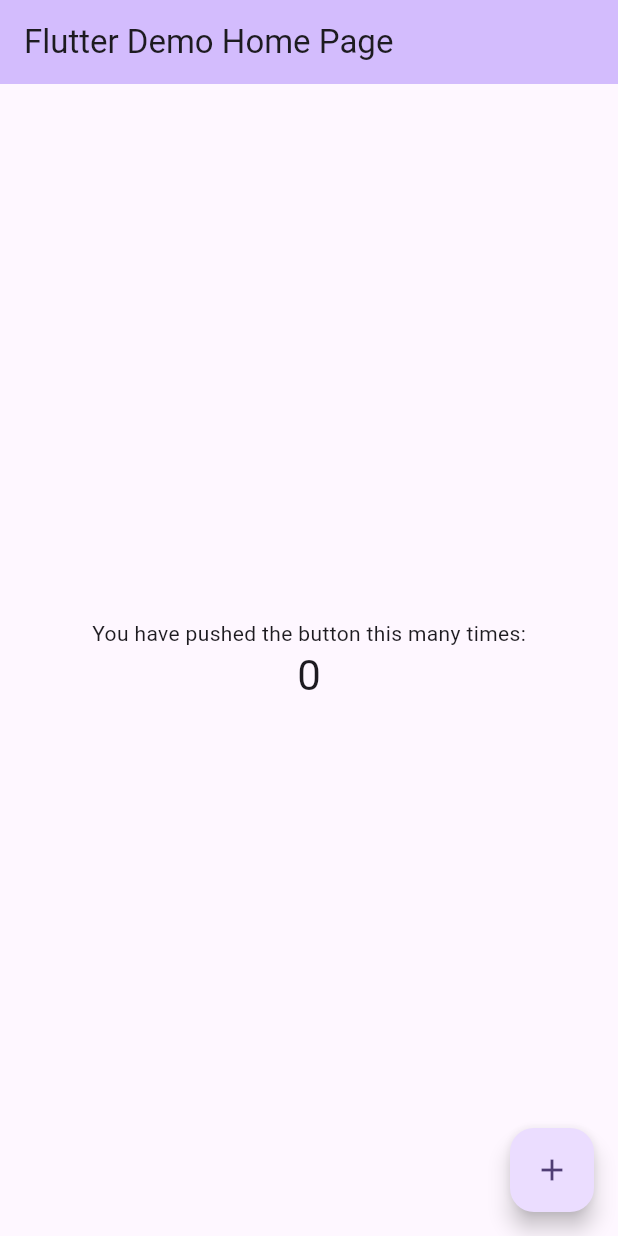
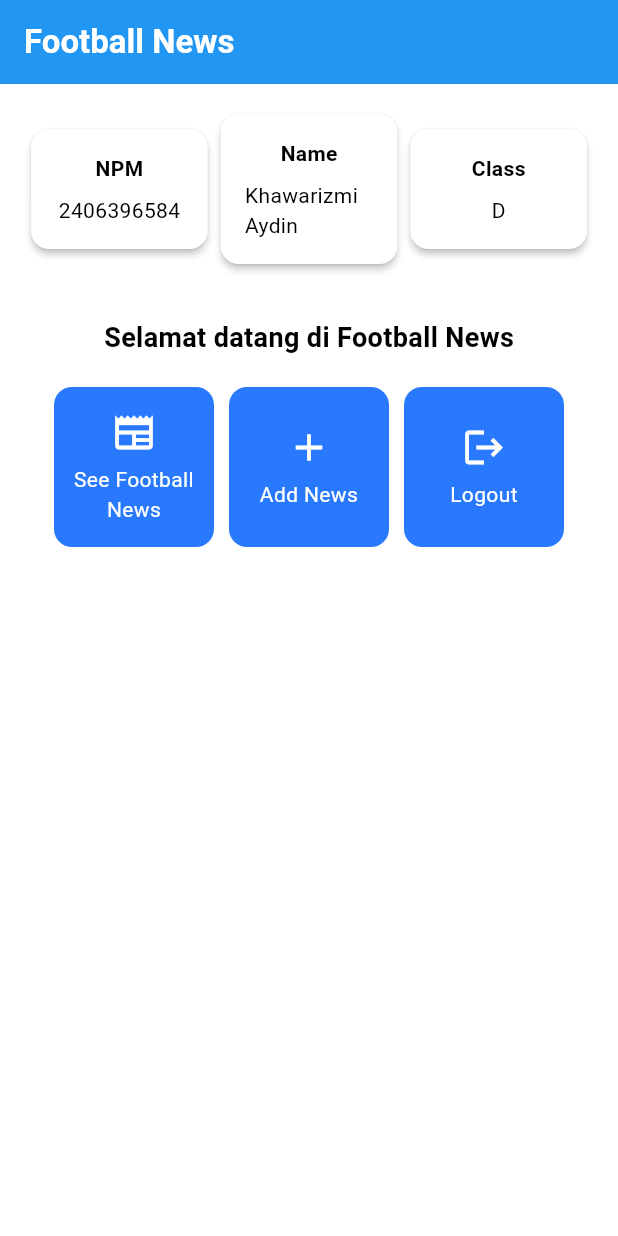
Before and after one commit to kaydominium/football-news-mobile, a Flutter app: the screen it shows after launch, on a phone screen of 412 x 824 dp. Run offline on Flutter 3.47's test engine with Material 3 defaults, Android fonts, the phone set to English and light mode, and no system bars.

Commit message:
tutorial 6 selesai

```diff
--- a/lib/main.dart
+++ b/lib/main.dart
@@ -1,4 +1,5 @@
 import 'package:flutter/material.dart';
+import 'package:football_news/menu.dart';
 
 void main() {
   runApp(const MyApp());
@@ -13,110 +14,11 @@ class MyApp extends StatelessWidget {
     return MaterialApp(
       title: 'Flutter Demo',
       theme: ThemeData(
-        // This is the theme of your application.
-        //
-        // TRY THIS: Try running your application with "flutter run". You'll see
-        // the application has a purple toolbar. Then, without quitting the app,
-        // try changing the seedColor in the colorScheme below to Colors.green
-        // and then invoke "hot reload" (save your changes or press the "hot
-        // reload" button in a Flutter-supported IDE, or press "r" if you used
-        // the command line to start the app).
-        //
-        // Notice that the counter didn't reset back to zero; the application
-        // state is not lost during the reload. To reset the state, use hot
-        // restart instead.
-        //
-        // This works for code too, not just values: Most code changes can be
-        // tested with just a hot reload.
-        colorScheme: ColorScheme.fromSeed(seedColor: Colors.deepPurple),
+        colorScheme: ColorScheme.fromSwatch(
+          primarySwatch: Colors.blue,
+        ).copyWith(secondary: Colors.blueAccent[400]),
       ),
-      home: const MyHomePage(title: 'Flutter Demo Home Page'),
+      home: MyHomePage(),
     );
   }
 }
-
-class MyHomePage extends StatefulWidget {
-  const MyHomePage({super.key, required this.title});
-
-  // This widget is the home page of your application. It is stateful, meaning
-  // that it has a State object (defined below) that contains fields that affect
-  // how it looks.
-
-  // This class is the configuration for the state. It holds the values (in this
-  // case the title) provided by the parent (in this case the App widget) and
-  // used by the build method of the State. Fields in a Widget subclass are
-  // always marked "final".
-
-  final String title;
-
-  @override
-  State<MyHomePage> createState() => _MyHomePageState();
-}
-
-class _MyHomePageState extends State<MyHomePage> {
-  int _counter = 0;
-
-  void _incrementCounter() {
-    setState(() {
-      // This call to setState tells the Flutter framework that something has
-      // changed in this State, which causes it to rerun the build method below
-      // so that the display can reflect the updated values. If we changed
-      // _counter without calling setState(), then the build method would not be
-      // called again, and so nothing would appear to happen.
-      _counter++;
-    });
-  }
-
-  @override
-  Widget build(BuildContext context) {
-    // This method is rerun every time setState is called, for instance as done
-    // by the _incrementCounter method above.
-    //
-    // The Flutter framework has been optimized to make rerunning build methods
-    // fast, so that you can just rebuild anything that needs updating rather
-    // than having to individually change instances of widgets.
-    return Scaffold(
-      appBar: AppBar(
-        // TRY THIS: Try changing the color here to a specific color (to
-        // Colors.amber, perhaps?) and trigger a hot reload to see the AppBar
-        // change color while the other colors stay the same.
-        backgroundColor: Theme.of(context).colorScheme.inversePrimary,
-        // Here we take the value from the MyHomePage object that was created by
-        // the App.build method, and use it to set our appbar title.
-        title: Text(widget.title),
-      ),
-      body: Center(
-        // Center is a layout widget. It takes a single child and positions it
-        // in the middle of the parent.
-        child: Column(
-          // Column is also a layout widget. It takes a list of children and
-          // arranges them vertically. By default, it sizes itself to fit its
-          // children horizontally, and tries to be as tall as its parent.
-          //
-          // Column has various properties to control how it sizes itself and
-          // how it positions its children. Here we use mainAxisAlignment to
-          // center the children vertically; the main axis here is the vertical
-          // axis because Columns are vertical (the cross axis would be
-          // horizontal).
-          //
-          // TRY THIS: Invoke "debug painting" (choose the "Toggle Debug Paint"
-          // action in the IDE, or press "p" in the console), to see the
-          // wireframe for each widget.
-          mainAxisAlignment: MainAxisAlignment.center,
-          children: <Widget>[
-            const Text('You have pushed the button this many times:'),
-            Text(
-              '$_counter',
-              style: Theme.of(context).textTheme.headlineMedium,
-            ),
-          ],
-        ),
-      ),
-      floatingActionButton: FloatingActionButton(
-        onPressed: _incrementCounter,
-        tooltip: 'Increment',
-        child: const Icon(Icons.add),
-      ), // This trailing comma makes auto-formatting nicer for build methods.
-    );
-  }
-}
--- /dev/null
+++ b/lib/menu.dart
@@ -0,0 +1,180 @@
+import 'package:flutter/material.dart';
+
+class MyHomePage extends StatelessWidget {
+  MyHomePage({super.key});
+
+  final String nama = "Khawarizmi Aydin";
+  final String npm = "2406396584";
+  final String kelas = "D";
+
+  final List<ItemHomepage> items = [
+    ItemHomepage("See Football News", Icons.newspaper),
+    ItemHomepage("Add News", Icons.add),
+    ItemHomepage("Logout", Icons.logout),
+  ];
+
+  @override
+  Widget build(BuildContext context) {
+    // Scaffold menyediakan struktur dasar halaman dengan AppBar dan body.
+    return Scaffold(
+      // AppBar adalah bagian atas halaman yang menampilkan judul.
+      appBar: AppBar(
+        // Judul aplikasi "Football News" dengan teks putih dan tebal.
+        title: const Text(
+          'Football News',
+          style: TextStyle(color: Colors.white, fontWeight: FontWeight.bold),
+        ),
+        // Warna latar belakang AppBar diambil dari skema warna tema aplikasi.
+        backgroundColor: Theme.of(context).colorScheme.primary,
+      ),
+      // Body halaman dengan padding di sekelilingnya.
+      body: Padding(
+        padding: const EdgeInsets.all(16.0),
+        // Menyusun widget secara vertikal dalam sebuah kolom.
+        child: Column(
+          crossAxisAlignment: CrossAxisAlignment.center,
+          children: [
+            // Row untuk menampilkan 3 InfoCard secara horizontal.
+            Row(
+              mainAxisAlignment: MainAxisAlignment.spaceEvenly,
+              children: [
+                InfoCard(title: 'NPM', content: npm),
+                InfoCard(title: 'Name', content: nama),
+                InfoCard(title: 'Class', content: kelas),
+              ],
+            ),
+
+            // Memberikan jarak vertikal 16 unit.
+            const SizedBox(height: 16.0),
+
+            // Menempatkan widget berikutnya di tengah halaman.
+            Center(
+              child: Column(
+                // Menyusun teks dan grid item secara vertikal.
+                children: [
+                  // Menampilkan teks sambutan dengan gaya tebal dan ukuran 18.
+                  const Padding(
+                    padding: EdgeInsets.only(top: 16.0),
+                    child: Text(
+                      'Selamat datang di Football News',
+                      style: TextStyle(
+                        fontWeight: FontWeight.bold,
+                        fontSize: 18.0,
+                      ),
+                    ),
+                  ),
+
+                  // Grid untuk menampilkan ItemCard dalam bentuk grid 3 kolom.
+                  GridView.count(
+                    primary: true,
+                    padding: const EdgeInsets.all(20),
+                    crossAxisSpacing: 10,
+                    mainAxisSpacing: 10,
+                    crossAxisCount: 3,
+                    // Agar grid menyesuaikan tinggi kontennya.
+                    shrinkWrap: true,
+
+                    // Menampilkan ItemCard untuk setiap item dalam list items.
+                    children: items.map((ItemHomepage item) {
+                      return ItemCard(item);
+                    }).toList(),
+                  ),
+                ],
+              ),
+            ),
+          ],
+        ),
+      ),
+    );
+  }
+}
+
+class InfoCard extends StatelessWidget {
+  // Kartu informasi yang menampilkan title dan content.
+
+  final String title; // Judul kartu.
+  final String content; // Isi kartu.
+
+  const InfoCard({super.key, required this.title, required this.content});
+
+  @override
+  Widget build(BuildContext context) {
+    return Card(
+      // Membuat kotak kartu dengan bayangan dibawahnya.
+      elevation: 2.0,
+      child: Container(
+        // Mengatur ukuran dan jarak di dalam kartu.
+        width:
+            MediaQuery.of(context).size.width /
+            3.5, // menyesuaikan dengan lebar device yang digunakan.
+        padding: const EdgeInsets.all(16.0),
+        // Menyusun title dan content secara vertikal.
+        child: Column(
+          children: [
+            Text(title, style: const TextStyle(fontWeight: FontWeight.bold)),
+            const SizedBox(height: 8.0),
+            Text(content),
+          ],
+        ),
+      ),
+    );
+  }
+}
+
+class ItemHomepage {
+  final String name;
+  final IconData icon;
+
+  ItemHomepage(this.name, this.icon);
+}
+
+class ItemCard extends StatelessWidget {
+  // Menampilkan kartu dengan ikon dan nama.
+
+  final ItemHomepage item;
+
+  const ItemCard(this.item, {super.key});
+
+  @override
+  Widget build(BuildContext context) {
+    return Material(
+      // Menentukan warna latar belakang dari tema aplikasi.
+      color: Theme.of(context).colorScheme.secondary,
+      // Membuat sudut kartu melengkung.
+      borderRadius: BorderRadius.circular(12),
+
+      child: InkWell(
+        // Aksi ketika kartu ditekan.
+        onTap: () {
+          // Menampilkan pesan SnackBar saat kartu ditekan.
+          ScaffoldMessenger.of(context)
+            ..hideCurrentSnackBar()
+            ..showSnackBar(
+              SnackBar(
+                content: Text("Kamu telah menekan tombol ${item.name}!"),
+              ),
+            );
+        },
+        // Container untuk menyimpan Icon dan Text
+        child: Container(
+          padding: const EdgeInsets.all(8),
+          child: Center(
+            child: Column(
+              // Menyusun ikon dan teks di tengah kartu.
+              mainAxisAlignment: MainAxisAlignment.center,
+              children: [
+                Icon(item.icon, color: Colors.white, size: 30.0),
+                const Padding(padding: EdgeInsets.all(3)),
+                Text(
+                  item.name,
+                  textAlign: TextAlign.center,
+                  style: const TextStyle(color: Colors.white),
+                ),
+              ],
+            ),
+          ),
+        ),
+      ),
+    );
+  }
+}
```
